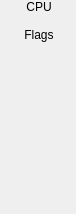
Above: ui/dbgwidgets/form_cpu.ui from dotkoval/xpeccy-plus before the change. Below: the same form after it.
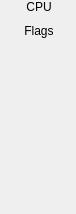
That is the form after the change.

The edit to the form file:
```diff
--- a/ui/dbgwidgets/form_cpu.ui
+++ b/ui/dbgwidgets/form_cpu.ui
@@ -14,6 +14,9 @@
    <string>Form</string>
   </property>
   <layout class="QVBoxLayout" name="verticalLayout">
+   <property name="spacing">
+    <number>2</number>
+   </property>
    <property name="leftMargin">
     <number>2</number>
    </property>
```
Left out of the diff: 5 changed lines with no effect on the pictures.
